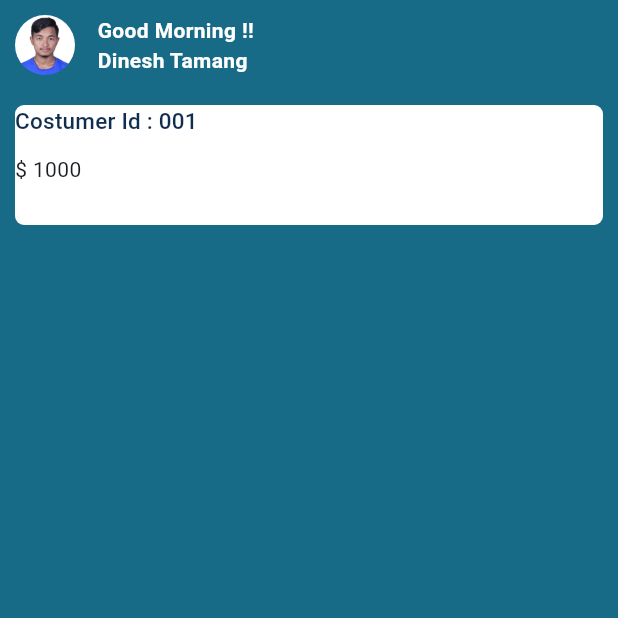
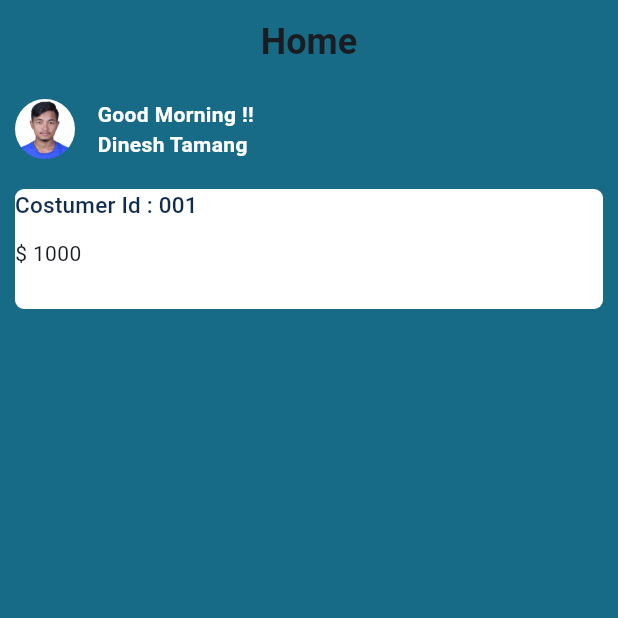
Before and after one commit to dinesh13088/TransportationManagement, a Flutter app: the Home screen opened directly, on a phone screen of 412 x 824 dp, the top half of it. Run offline on Flutter 3.47's test engine with Material 3 defaults, Android fonts, the phone set to English and light mode, and no system bars.

Commit message:
initial commit

```diff
--- a/lib/Pages/home.dart
+++ b/lib/Pages/home.dart
@@ -6,6 +6,14 @@ class Home extends StatelessWidget {
   @override
   Widget build(BuildContext context) {
     return Scaffold(
+        appBar: AppBar(
+          title: Text(
+            'Home',
+            style: Theme.of(context).textTheme.titleLarge,
+          ),
+          centerTitle: true,
+          backgroundColor: Theme.of(context).appBarTheme.backgroundColor,
+        ),
       backgroundColor: Theme.of(context).colorScheme.primary,
       body:  Padding(
           padding: const EdgeInsets.all(10),
```
Also changed, not shown: lib/Pages/homepage.dart (+1 -8 lines).
